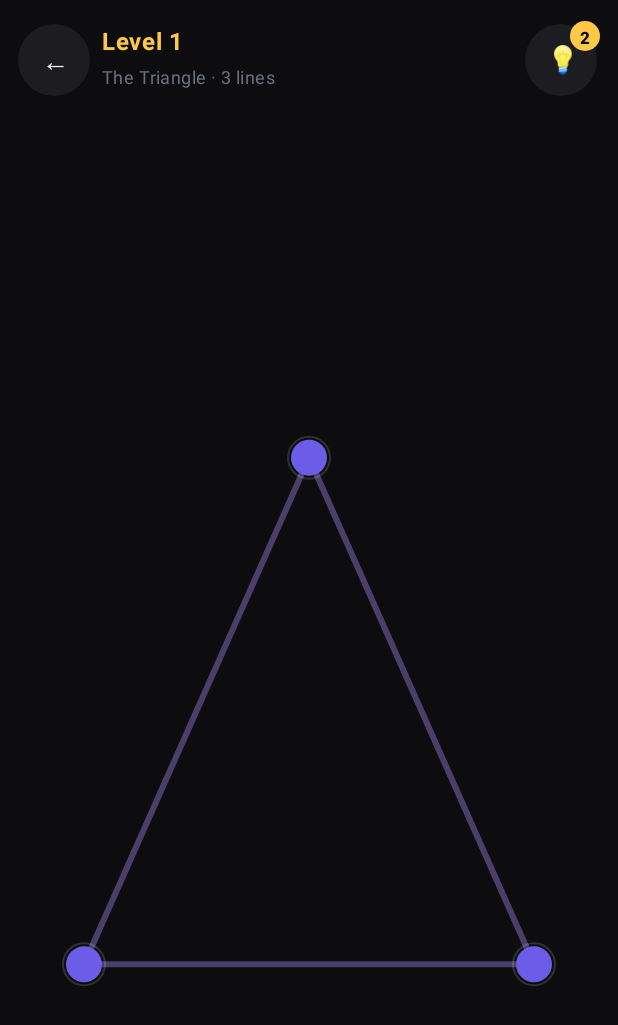
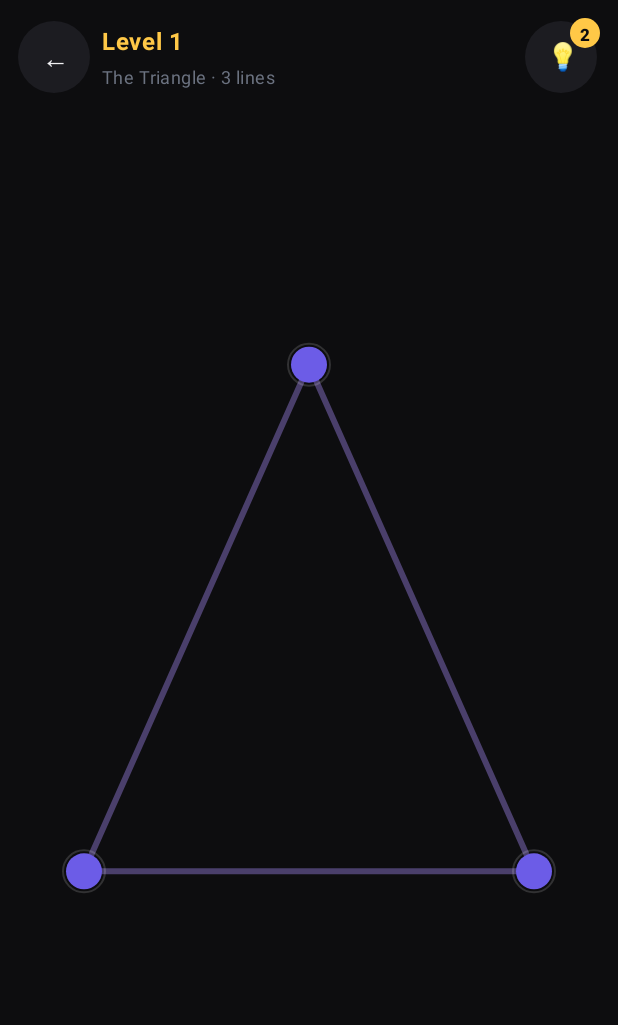
Before and after one commit to abhiabhi94/line-flow, an Android app built with Jetpack Compose: the screen it shows after launch (MainActivity), after a tap on an icon or button, on a phone screen of 412 x 824 dp. Shown: the top 1025 px of the screen. Run offline under Robolectric (Android 15) with nearby library versions, the phone set to English and light mode, and no system bars.

Commit message:
Centre the drawing on tall screens and make unfinished lines unmissable
- Reserve space under the play area that mirrors the top bar and status
  strip, so the drawing sits at the optical centre of the screen. Short
  phones keep their full play height (the play area never drops below a
  1.32 height-to-width ratio).
- Unfinished lines after a failed stroke are now dashed bright white
  instead of solid amber.

Co-Authored-By: Claude Fable 5.1 <noreply@anthropic.com>
Claude-Session: https://claude.ai/code/session_014Gj1eJQHJuezPYSBhJbkPj

```diff
--- a/app/src/main/java/app/curious/lineflow/OneLineDrawGame.kt
+++ b/app/src/main/java/app/curious/lineflow/OneLineDrawGame.kt
@@ -25,6 +25,7 @@ import androidx.compose.foundation.interaction.MutableInteractionSource
 import androidx.compose.foundation.interaction.collectIsPressedAsState
 import androidx.compose.foundation.layout.Arrangement
 import androidx.compose.foundation.layout.Box
+import androidx.compose.foundation.layout.BoxWithConstraints
 import androidx.compose.foundation.layout.Column
 import androidx.compose.foundation.layout.Row
 import androidx.compose.foundation.layout.Spacer
@@ -53,6 +54,7 @@ import androidx.compose.ui.Modifier
 import androidx.compose.ui.geometry.Offset
 import androidx.compose.ui.geometry.Size
 import androidx.compose.ui.graphics.Color
+import androidx.compose.ui.graphics.PathEffect
 import androidx.compose.ui.graphics.StrokeCap
 import androidx.compose.ui.graphics.drawscope.Stroke
 import androidx.compose.ui.graphics.graphicsLayer
@@ -99,7 +101,23 @@ object PlayfieldSpec {
     val hitRadius: Dp = 32.dp
     val horizontalMargin: Dp = 24.dp
     val bottomMargin: Dp = 24.dp
+    val topBarHeight: Dp = 60.dp
     val statusStripHeight: Dp = 84.dp
+
+    /** The play area is never squeezed below this height-to-width ratio. */
+    const val MIN_PLAY_ASPECT = 1.32f
+
+    /**
+     * Space to leave under the drawing so it sits at the optical centre of the
+     * screen (mirroring the top bar and status strip above it), unless that
+     * would squeeze the play area below [MIN_PLAY_ASPECT].
+     */
+    fun balancingBottomSpace(screenWidth: Dp, screenHeight: Dp): Dp {
+        val chrome = topBarHeight + statusStripHeight
+        val minPlayHeight = (screenWidth - horizontalMargin * 2) * MIN_PLAY_ASPECT
+        val slack = screenHeight - chrome - bottomMargin - minPlayHeight
+        return (chrome - bottomMargin).coerceIn(0.dp, slack.coerceAtLeast(0.dp))
+    }
 }
 
 enum class GameOverReason {
@@ -379,7 +397,9 @@ fun OneLineDrawGame(
             .graphicsLayer { translationX = shakeOffset.value }
             .background(DarkBackground),
     ) {
-        Column(modifier = Modifier.fillMaxSize()) {
+        BoxWithConstraints(modifier = Modifier.fillMaxSize()) {
+            val bottomSpace = PlayfieldSpec.balancingBottomSpace(maxWidth, maxHeight)
+            Column(modifier = Modifier.fillMaxSize()) {
             TopBar(
                 level = level,
                 hintRevealIndex = hintRevealIndex,
@@ -440,6 +460,9 @@ fun OneLineDrawGame(
                 },
                 onStrokeEnd = { gameState = gameState.liftFinger() },
             )
+
+            Spacer(Modifier.height(bottomSpace))
+            }
         }
 
         // Red flash overlay on loss
@@ -521,6 +544,7 @@ private fun TopBar(
     Row(
         modifier = Modifier
             .fillMaxWidth()
+            .height(PlayfieldSpec.topBarHeight)
             .padding(top = 16.dp, start = 16.dp, end = 16.dp),
         verticalAlignment = Alignment.CenterVertically,
     ) {
@@ -756,6 +780,9 @@ private fun Playfield(
     val hitRadiusPx = with(density) { PlayfieldSpec.hitRadius.toPx() }
     val defaultStrokeWidth = with(density) { 4.dp.toPx() }
     val visitedStrokeWidth = with(density) { 6.dp.toPx() }
+    val missingDash = remember(density) {
+        with(density) { PathEffect.dashPathEffect(floatArrayOf(12.dp.toPx(), 9.dp.toPx())) }
+    }
 
     var canvasSize by remember { mutableStateOf(IntSize.Zero) }
     val pixelNodes = remember(level.nodes, canvasSize) {
@@ -835,12 +862,14 @@ private fun Playfield(
             }
             val strokeWidth = if (edge.isVisited || isFailedEdge || showRemaining) visitedStrokeWidth else defaultStrokeWidth
 
+            val isMissing = showRemaining && !edge.isVisited && !isFailedEdge
             drawLine(
                 color = color,
                 start = startOff,
                 end = endOff,
                 strokeWidth = strokeWidth,
                 cap = StrokeCap.Round,
+                pathEffect = if (isMissing) missingDash else null,
             )
         }
 
--- a/app/src/main/java/app/curious/lineflow/ui/theme/Color.kt
+++ b/app/src/main/java/app/curious/lineflow/ui/theme/Color.kt
@@ -40,7 +40,7 @@ val BorderAccent = Color(0x80FFC847)
 // Game canvas
 val EdgeDefault = Color(0xFF4A3F6B)
 val EdgeVisited = Color(0xFFFF6BED)
-val EdgeMissing = Color(0xFFE0A030) // lines still to draw, shown when a stroke fails
+val EdgeMissing = Color(0xFFFFFFFF) // lines still to draw (dashed), shown when a stroke fails
 val NodeDefault = Color(0xFF6C5CE7)
 val NodeStart = Color(0xFFFFD93D)
 val NodeCurrent = Color(0xFF00F5D4)
```
Also changed, not shown: 1 other file.
